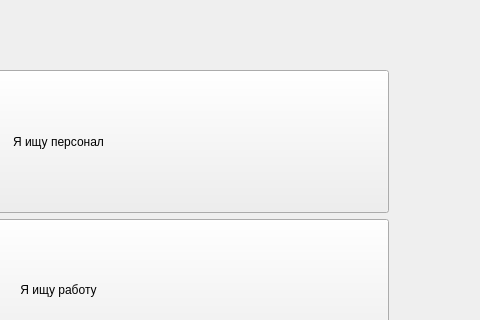
Old version of the form Assets/WindowsUI/menu.ui in the repository yshelev/nya; both pictures show x 322 to 802 and y 0 to 320 of the 802 by 467 pixel window.
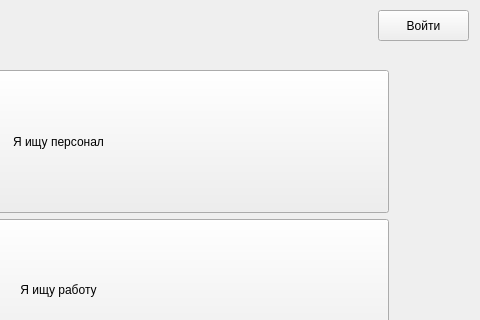
New version of the form.

The edit to the form file:
```diff
--- a/Assets/WindowsUI/menu.ui
+++ b/Assets/WindowsUI/menu.ui
@@ -55,6 +55,19 @@
      </item>
     </layout>
    </widget>
+   <widget class="QPushButton" name="sign_btn">
+    <property name="geometry">
+     <rect>
+      <x>700</x>
+      <y>10</y>
+      <width>91</width>
+      <height>31</height>
+     </rect>
+    </property>
+    <property name="text">
+     <string>Войти</string>
+    </property>
+   </widget>
   </widget>
  </widget>
  <resources/>
```
